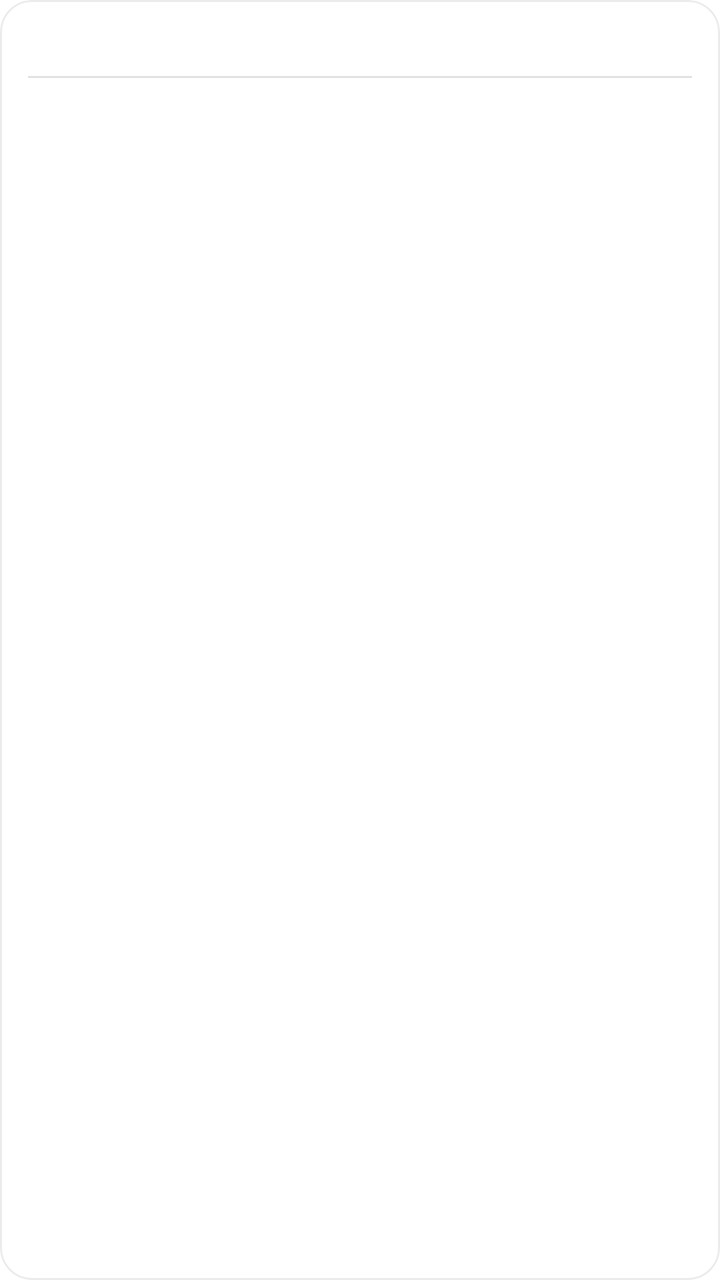
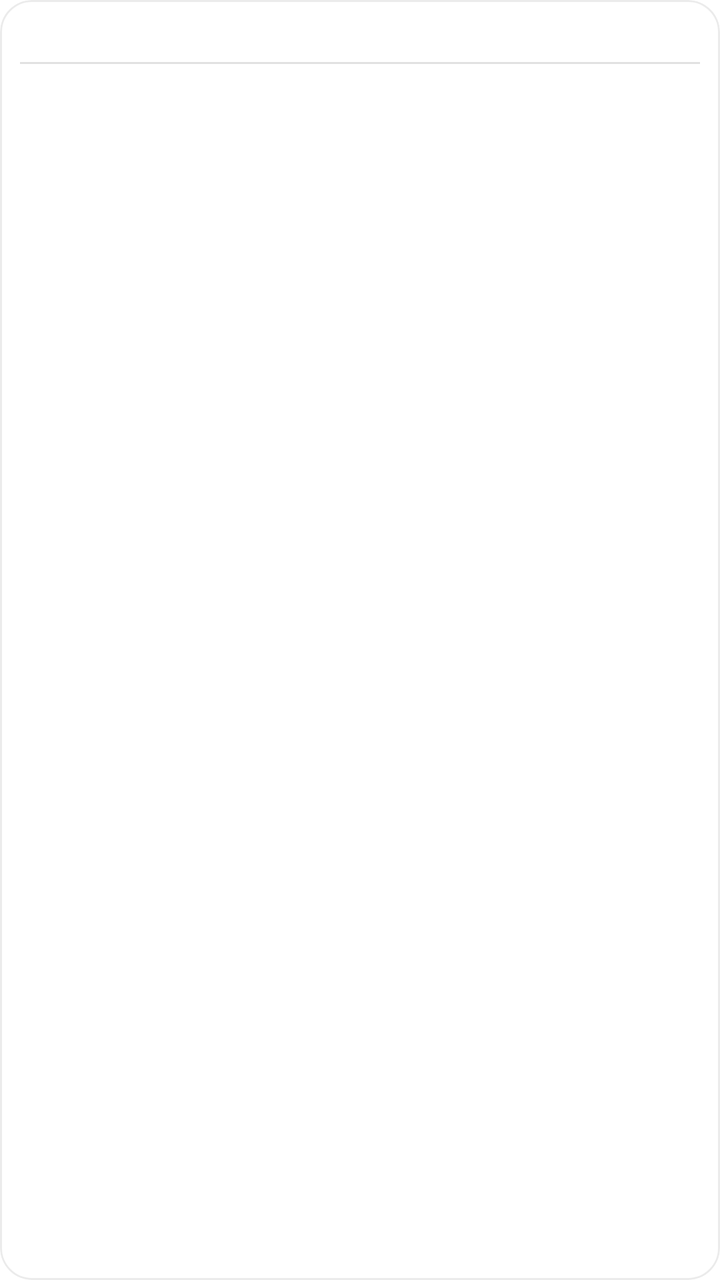

Compare the two renders of this Android layout. The source of the first and the diff that turns it into the second are given below.
<!-- AndroidManifest.xml: application theme Theme.Switchly -->
<!-- res/layout/view_status_card.xml -->
<?xml version="1.0" encoding="utf-8"?>
<com.google.android.material.card.MaterialCardView
    xmlns:android="http://schemas.android.com/apk/res/android"
    xmlns:app="http://schemas.android.com/apk/res-auto"
    android:id="@+id/statusCard"
    android:layout_width="match_parent"
    android:layout_height="wrap_content"
    app:cardUseCompatPadding="false"
    app:cardCornerRadius="16dp"
    app:cardElevation="0dp"
    app:strokeWidth="1dp"
    app:strokeColor="@color/switchly_card_stroke"
    app:cardBackgroundColor="@color/switchly_card_bg">

    <LinearLayout
        android:layout_width="match_parent"
        android:layout_height="wrap_content"
        android:orientation="vertical"
        android:padding="14dp">

        
        <LinearLayout
            android:id="@+id/rowStatusTop"
            android:layout_width="match_parent"
            android:layout_height="wrap_content"
            android:gravity="center_vertical"
            android:orientation="horizontal"
            android:paddingBottom="2dp">

            <ImageView
                android:id="@+id/ivStatusIcon"
                android:layout_width="22dp"
                android:layout_height="22dp"
                android:contentDescription="@null"
                app:tint="?attr/colorOnSurface" />

            <TextView
                android:id="@+id/tvStatusTitle"
                style="@style/TextAppearance.Material3.BodyLarge"
                android:textStyle="bold"
                android:layout_marginStart="10dp"
                android:layout_width="0dp"
                android:layout_height="wrap_content"
                android:layout_weight="1" />

            <androidx.appcompat.widget.AppCompatImageButton
                android:id="@+id/btnStatusInfo"
                android:layout_width="44dp"
                android:layout_height="44dp"
                android:background="?attr/selectableItemBackgroundBorderless"
                android:contentDescription="@string/info"
                android:padding="10dp"
                android:src="@drawable/info_24"
                android:visibility="gone"
                app:tint="?attr/colorOnSurface" />
        </LinearLayout>

        
        <TextView
            android:id="@+id/tvStatusBody"
            style="@style/TextAppearance.Material3.BodyMedium"
            android:layout_width="match_parent"
            android:layout_height="wrap_content"
            android:layout_marginTop="6dp"
            android:layout_marginBottom="10dp"
            android:alpha="0.78"
            android:textSize="13sp"
            android:visibility="gone" />

        <View
            android:id="@+id/dividerStatus"
            android:layout_width="match_parent"
            android:layout_height="1dp"
            android:alpha="0.12"
            android:background="?attr/colorOnSurface" />

        
        <LinearLayout
            android:id="@+id/rowStatusAction"
            android:layout_width="match_parent"
            android:layout_height="wrap_content"
            android:layout_marginTop="10dp"
            android:orientation="vertical"
            android:visibility="gone">

            <TextView
                android:id="@+id/tvStatusActionTitle"
                style="@style/TextAppearance.Material3.BodySmall"
                android:layout_width="match_parent"
                android:layout_height="wrap_content"
                android:alpha="0.8" />

            <com.google.android.material.button.MaterialButton
                android:id="@+id/btnStatusAction"
                android:layout_marginTop="8dp"
                style="?attr/materialButtonOutlinedStyle"
                android:layout_width="match_parent"
                android:layout_height="wrap_content"
                android:text="@string/open" />
        </LinearLayout>

        
        <TextView
            android:id="@+id/tvStatusFooter"
            style="@style/TextAppearance.Material3.BodySmall"
            android:layout_width="match_parent"
            android:layout_height="wrap_content"
            android:layout_marginTop="10dp"
            android:alpha="0.7"
            android:visibility="gone" />

    </LinearLayout>
</com.google.android.material.card.MaterialCardView>
<!-- resources referenced by this layout -->
<resources>
  <color name="switchly_card_bg">#F7FFFFFF</color>
  <color name="switchly_card_stroke">#14000000</color>
  <!-- drawable info_24 (drawable) -->
  <vector xmlns:android="http://schemas.android.com/apk/res/android"
      android:width="24dp"
      android:height="24dp"
      android:viewportWidth="960"
      android:viewportHeight="960">
    <path
        android:pathData="M440,680h80v-240h-80v240ZM480,360q17,0 28.5,-11.5T520,320q0,-17 -11.5,-28.5T480,280q-17,0 -28.5,11.5T440,320q0,17 11.5,28.5T480,360ZM480,880q-83,0 -156,-31.5T197,763q-54,-54 -85.5,-127T80,480q0,-83 31.5,-156T197,197q54,-54 127,-85.5T480,80q83,0 156,31.5T763,197q54,54 85.5,127T880,480q0,83 -31.5,156T763,763q-54,54 -127,85.5T480,880ZM480,800q134,0 227,-93t93,-227q0,-134 -93,-227t-227,-93q-134,0 -227,93t-93,227q0,134 93,227t227,93ZM480,480Z"
        android:fillColor="?attr/colorOnSurface"/>
  </vector>
  <string name="info">Info</string>
  <string name="open">Open</string>
  <color name="accent_default_green">#2E8B57</color>
  <style name="Switchly.Button" parent="Widget.MaterialComponents.Button">
          <item name="backgroundTint">?attr/colorPrimary</item>
          <item name="android:textColor">@android:color/white</item>
          <item name="cornerRadius">16dp</item>
          <item name="android:textAllCaps">false</item>
          <item name="android:insetTop">0dp</item>
          <item name="android:insetBottom">0dp</item>
          <item name="android:minHeight">52dp</item>
      </style>
  <style name="Switchly.Fab" parent="Widget.MaterialComponents.FloatingActionButton">
          <item name="backgroundTint">?attr/colorPrimary</item>
          <item name="tint">@android:color/white</item>
      </style>
  <style name="Switchly.Card" parent="Widget.MaterialComponents.CardView">
          <item name="shapeAppearance">@style/ShapeAppearance.Switchly.Card</item>
          <item name="cardBackgroundColor">@color/switchly_card_bg</item>
          <item name="strokeColor">@color/switchly_card_stroke</item>
          <item name="strokeWidth">1dp</item>
          <item name="cardElevation">2dp</item>
          <item name="cardUseCompatPadding">true</item>
      </style>
  <style name="Switchly.TopBar" parent="Widget.MaterialComponents.Toolbar">
          
          <item name="android:background">?attr/colorPrimary</item>
          <item name="backgroundTint">?attr/colorPrimary</item>
  
          
          <item name="titleTextColor">@android:color/white</item>
  
          
          <item name="navigationIconTint">@android:color/white</item>
      </style>
  <style name="Switchly.TextInputLayout" parent="Widget.MaterialComponents.TextInputLayout.OutlinedBox">
          <item name="boxStrokeWidth">1dp</item>
          <item name="boxStrokeWidthFocused">2dp</item>
          <item name="boxCornerRadiusTopStart">12dp</item>
          <item name="boxCornerRadiusTopEnd">12dp</item>
          <item name="boxCornerRadiusBottomStart">12dp</item>
          <item name="boxCornerRadiusBottomEnd">12dp</item>
      </style>
  <style name="Switchly.AutoCompleteText" parent="Widget.MaterialComponents.AutoCompleteTextView.OutlinedBox">
          <item name="android:minHeight">56dp</item>
          <item name="android:paddingTop">12dp</item>
          <item name="android:paddingBottom">12dp</item>
          <item name="android:textAppearance">@style/TextAppearance.MaterialComponents.Body1</item>
      </style>
  <style name="ThemeOverlay.Switchly.Dialog" parent="ThemeOverlay.MaterialComponents.MaterialAlertDialog">
          <item name="colorControlActivated">?attr/colorPrimary</item>
          <item name="colorControlHighlight">?attr/colorPrimary</item>
          <item name="colorAccent">?attr/colorPrimary</item>
      </style>
  <style name="ShapeAppearance.Switchly.Card" parent="ShapeAppearance.MaterialComponents.LargeComponent">
          <item name="cornerFamily">rounded</item>
          <item name="cornerSize">26dp</item>
      </style>
  <!-- unchanged entries left out for length: 1 -->
</resources>

<!-- the commit's change to res/layout/view_status_card.xml (unified diff, before → after) -->
@@ -16,7 +16,7 @@
         android:layout_width="match_parent"
         android:layout_height="wrap_content"
         android:orientation="vertical"
-        android:padding="14dp">
+        android:padding="10dp">
 
         
         <LinearLayout
@@ -29,16 +29,16 @@
 
             <ImageView
                 android:id="@+id/ivStatusIcon"
-                android:layout_width="22dp"
-                android:layout_height="22dp"
+                android:layout_width="18dp"
+                android:layout_height="18dp"
                 android:contentDescription="@null"
                 app:tint="?attr/colorOnSurface" />
 
             <TextView
                 android:id="@+id/tvStatusTitle"
-                style="@style/TextAppearance.Material3.BodyLarge"
+                style="@style/TextAppearance.Material3.BodyMedium"
                 android:textStyle="bold"
-                android:layout_marginStart="10dp"
+                android:layout_marginStart="8dp"
                 android:layout_width="0dp"
                 android:layout_height="wrap_content"
                 android:layout_weight="1" />
@@ -61,10 +61,10 @@
             style="@style/TextAppearance.Material3.BodyMedium"
             android:layout_width="match_parent"
             android:layout_height="wrap_content"
-            android:layout_marginTop="6dp"
-            android:layout_marginBottom="10dp"
+            android:layout_marginTop="4dp"
+            android:layout_marginBottom="6dp"
             android:alpha="0.78"
-            android:textSize="13sp"
+            android:textSize="12sp"
             android:visibility="gone" />
 
         <View
@@ -79,7 +79,7 @@
             android:id="@+id/rowStatusAction"
             android:layout_width="match_parent"
             android:layout_height="wrap_content"
-            android:layout_marginTop="10dp"
+            android:layout_marginTop="6dp"
             android:orientation="vertical"
             android:visibility="gone">
 
@@ -92,7 +92,7 @@
 
             <com.google.android.material.button.MaterialButton
                 android:id="@+id/btnStatusAction"
-                android:layout_marginTop="8dp"
+                android:layout_marginTop="6dp"
                 style="?attr/materialButtonOutlinedStyle"
                 android:layout_width="match_parent"
                 android:layout_height="wrap_content"
@@ -105,7 +105,7 @@
             style="@style/TextAppearance.Material3.BodySmall"
             android:layout_width="match_parent"
             android:layout_height="wrap_content"
-            android:layout_marginTop="10dp"
+            android:layout_marginTop="6dp"
             android:alpha="0.7"
             android:visibility="gone" />
 
